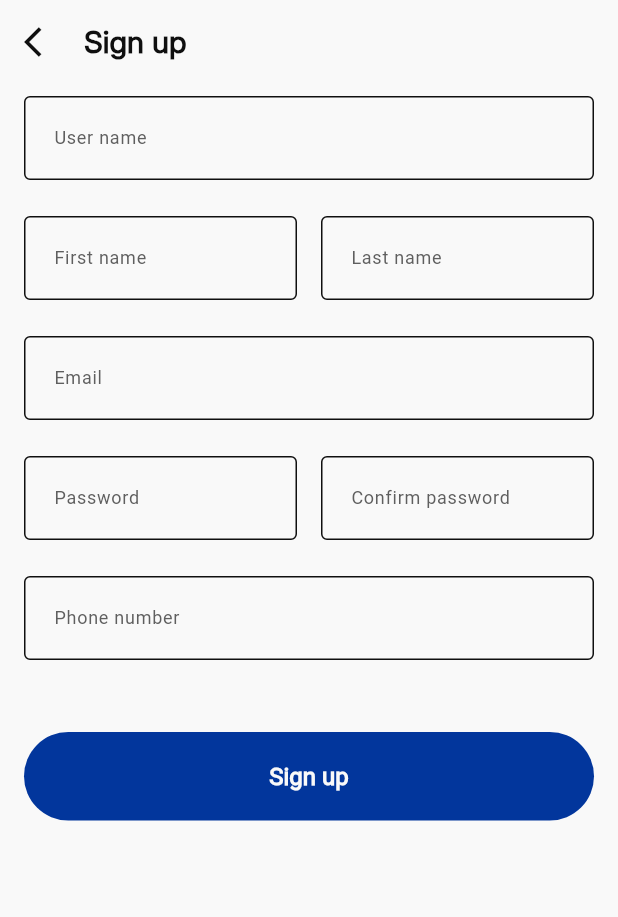
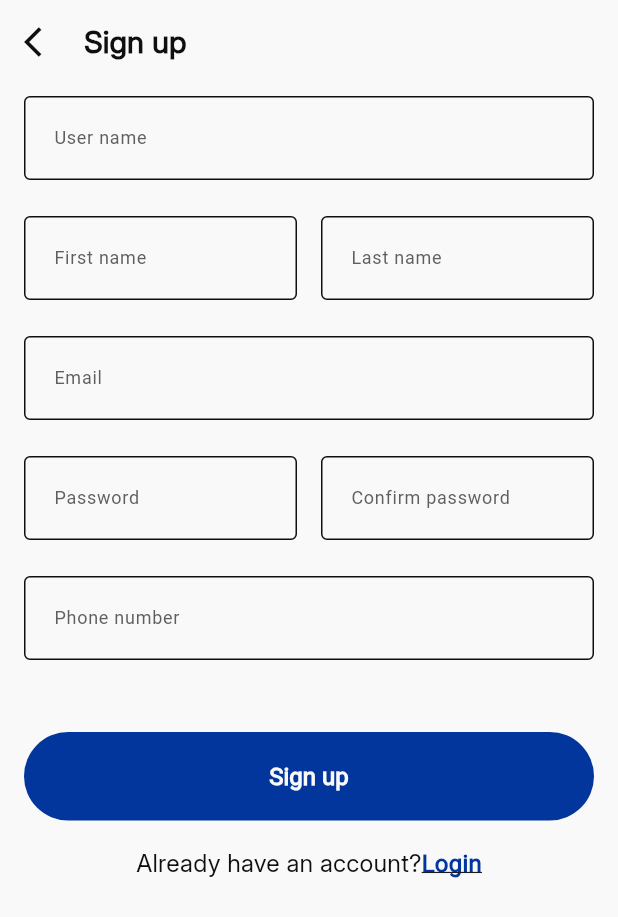
Before and after one commit to ahmedelazab1220/online_exam_app, a Flutter app: the screen it shows after launch, on a phone screen of 412 x 824 dp. Shown: the top 917 px of the screen. Run offline on Flutter 3.47's test engine with Material 3 defaults, Android fonts, the phone set to English and light mode, and no system bars; our stand-ins replace easy_localization.

Commit message:
feat(signUp): Use Rich Text
- make reach text in (Already have an account? Login)

```diff
--- a/lib/core/theme/app_theme.dart
+++ b/lib/core/theme/app_theme.dart
@@ -21,7 +21,11 @@ class AppTheme {
           fontWeight: FontWeight.w600,
           fontFamily: AppFontsFamily.intel,
       ),
-      titleMedium: TextStyle(color: AppColors.black),
+      titleMedium: TextStyle(
+        color: AppColors.black,
+        fontSize: 16,
+        fontFamily: AppFontsFamily.intel,
+      ),
       titleSmall: TextStyle(color: AppColors.black),
       labelLarge: TextStyle(color: AppColors.black),
       labelMedium: TextStyle(color: AppColors.black),
--- /dev/null
+++ b/lib/features/auth/sign_up/presentation/view/widgets/already_have_account_sign_up.dart
@@ -0,0 +1,34 @@
+import 'package:flutter/gestures.dart';
+import 'package:flutter/material.dart';
+import 'package:online_exam_app/core/utils/extenstion/translations.dart';
+
+import '../../../../../../core/assets/app_colors.dart';
+
+class AlreadyHaveAccountSignUp extends StatelessWidget {
+  const AlreadyHaveAccountSignUp({super.key});
+
+  @override
+  Widget build(BuildContext context) {
+    return   RichText(
+      text: TextSpan(
+        text: context.alreadyHaveAnAccount,
+        style:  Theme.of(context).textTheme.titleMedium,
+        children: [
+          TextSpan(
+            text: context.login,
+            style: TextStyle(
+              decoration: TextDecoration.underline,
+              color: AppColors.blue, // Make it look like a link
+              fontWeight: FontWeight.bold,
+            ),
+            // Add a tap event
+            recognizer: TapGestureRecognizer()
+              ..onTap = () {
+                debugPrint("Navigate to Login Screen");
+              },
+          ),
+        ],
+      ),
+    );
+  }
+}
--- a/lib/features/auth/sign_up/presentation/view/widgets/sign_up_body.dart
+++ b/lib/features/auth/sign_up/presentation/view/widgets/sign_up_body.dart
@@ -1,9 +1,11 @@
+import 'package:flutter/gestures.dart';
 import 'package:flutter/material.dart';
+import 'package:online_exam_app/core/assets/app_colors.dart';
 import 'package:online_exam_app/core/utils/extenstion/translations.dart';
 import 'package:online_exam_app/features/auth/sign_up/presentation/view/widgets/password_field_sign_up.dart';
 import 'package:online_exam_app/features/auth/sign_up/presentation/view/widgets/phone_field_sign_up.dart';
 import 'package:online_exam_app/features/auth/sign_up/presentation/view/widgets/user_name_field_sign_up.dart';
-
+import 'already_have_account_sign_up.dart';
 import 'button_sign_up.dart';
 import 'confirm_password_field.dart';
 import 'email_field_sign_up.dart';
@@ -17,17 +19,17 @@ class SignUpBody extends StatelessWidget {
   Widget build(BuildContext context) {
     return SingleChildScrollView(
       child: Padding(
-        padding: EdgeInsets.symmetric(horizontal: 16, vertical: 8),
+        padding: const EdgeInsets.symmetric(horizontal: 16, vertical: 8),
         child: Column(
           children: [
             UserNameFieldSignUp(),
             _buildSpacer(),
-             Row(
+            Row(
               children: [
                 Expanded(
                   child: FirstNameFieldSignUp(),
                 ),
-                SizedBox(width: 16,),
+                const SizedBox(width: 16),
                 Expanded(
                   child: LastNameFieldSignUp(),
                 ),
@@ -41,9 +43,9 @@ class SignUpBody extends StatelessWidget {
                 Expanded(
                   child: PasswordFieldSignUp(),
                 ),
-                SizedBox(width: 16,),
+                const SizedBox(width: 16),
                 Expanded(
-                    child: ConfirmPasswordField(),
+                  child: ConfirmPasswordField(),
                 )
               ],
             ),
@@ -51,7 +53,8 @@ class SignUpBody extends StatelessWidget {
             PhoneFieldSignUp(),
             _buildSpacer(48),
             ButtonSignUp(),
-
+            _buildSpacer(16),
+            AlreadyHaveAccountSignUp(),
           ],
         ),
       ),
```
